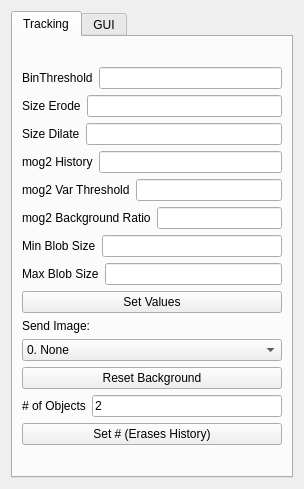
BioroboticsLab/biotracker_core, file BioTracker/Plugin/BioTrackerPlugin/View/TrackerParameterView.ui: the form before one commit.
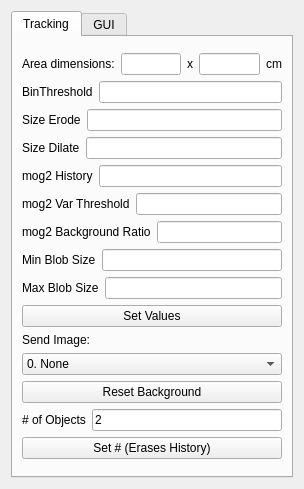
The form after the commit.

Patch:
```diff
--- a/BioTracker/Plugin/BioTrackerPlugin/View/TrackerParameterView.ui
+++ b/BioTracker/Plugin/BioTrackerPlugin/View/TrackerParameterView.ui
@@ -32,6 +32,55 @@
       <layout class="QVBoxLayout" name="verticalLayout_2">
        <item>
         <layout class="QVBoxLayout" name="verticalLayout">
+         <item>
+          <layout class="QHBoxLayout" name="horizontalLayout_9">
+           <item>
+            <widget class="QLabel" name="label_13">
+             <property name="sizePolicy">
+              <sizepolicy hsizetype="Preferred" vsizetype="Fixed">
+               <horstretch>0</horstretch>
+               <verstretch>0</verstretch>
+              </sizepolicy>
+             </property>
+             <property name="text">
+              <string>Area dimensions:</string>
+             </property>
+            </widget>
+           </item>
+           <item>
+            <widget class="QLineEdit" name="lineEdit_areaw"/>
+           </item>
+           <item>
+            <widget class="QLabel" name="label_14">
+             <property name="sizePolicy">
+              <sizepolicy hsizetype="Preferred" vsizetype="Fixed">
+               <horstretch>0</horstretch>
+               <verstretch>0</verstretch>
+              </sizepolicy>
+             </property>
+             <property name="text">
+              <string>x</string>
+             </property>
+            </widget>
+           </item>
+           <item>
+            <widget class="QLineEdit" name="lineEdit_areah"/>
+           </item>
+           <item>
+            <widget class="QLabel" name="label_15">
+             <property name="sizePolicy">
+              <sizepolicy hsizetype="Preferred" vsizetype="Fixed">
+               <horstretch>0</horstretch>
+               <verstretch>0</verstretch>
+              </sizepolicy>
+             </property>
+             <property name="text">
+              <string>cm</string>
+             </property>
+            </widget>
+           </item>
+          </layout>
+         </item>
          <item>
           <layout class="QHBoxLayout" name="horizontalLayout_2">
            <item>
```
Left out of the diff: 1 changed line with no effect on the pictures.
